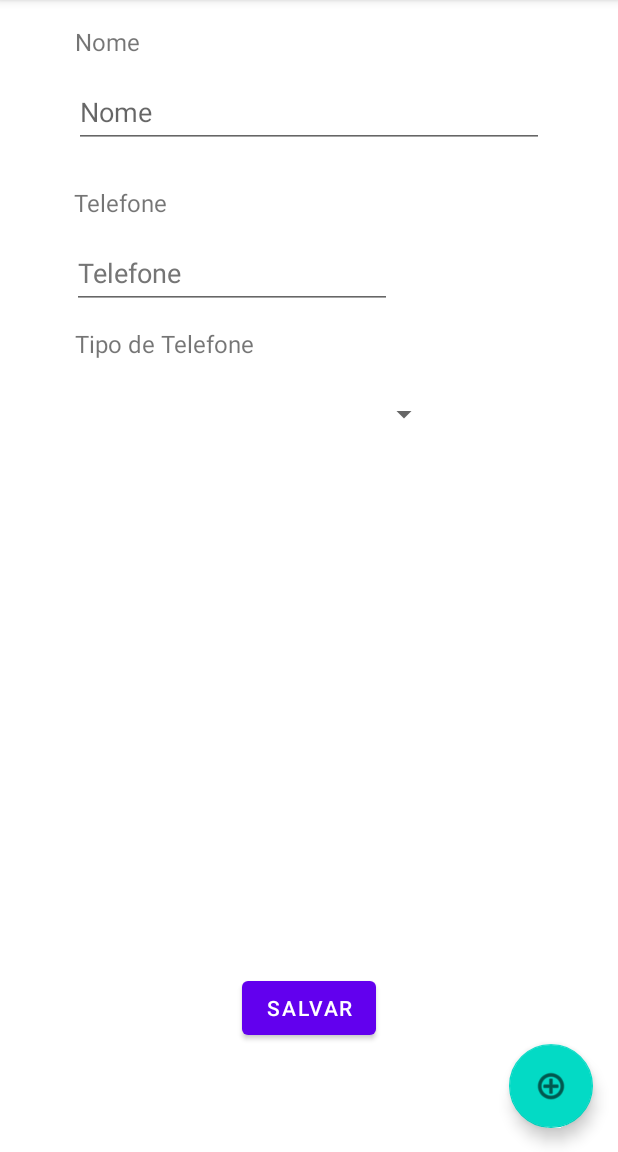
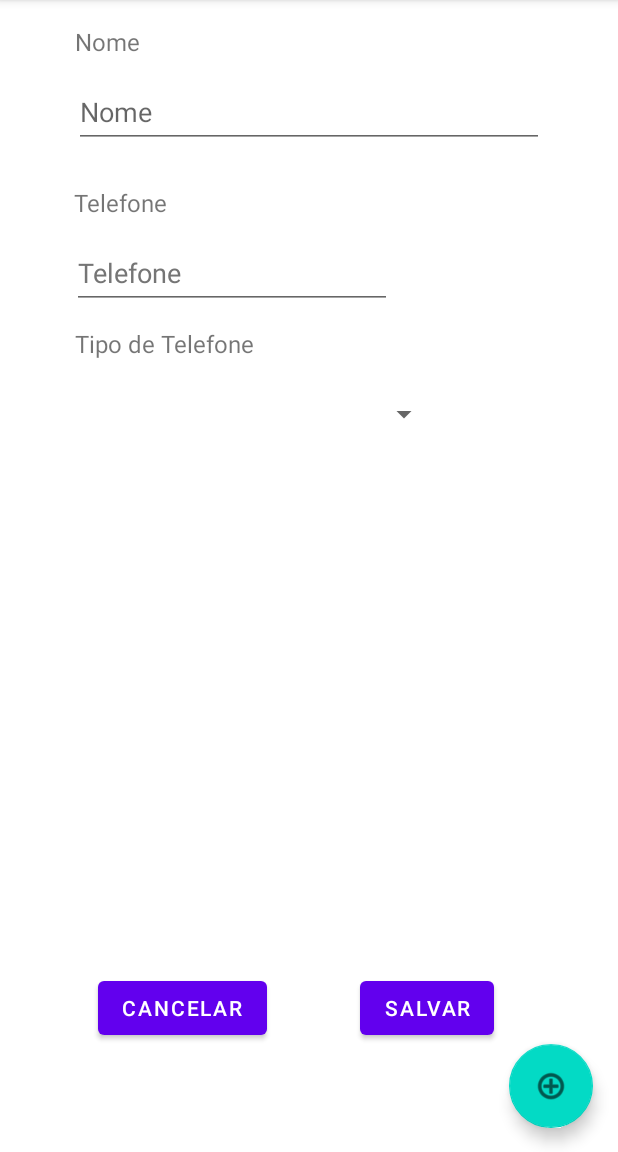
Before and after one commit to rafaelst97/ListaContatos, an Android app: the screen it shows after launch (MainActivity), after a tap on "Botão adicionar contato", on a phone screen of 412 x 824 dp, the part 84-1236 px from its top. Run offline under Robolectric (Android 15) with nearby library versions, the phone set to English and light mode, and no system bars.

Commit message:
Tentativa de voltar para o Fragment anterior a partir de botão de dentro da fragment

```diff
--- a/app/src/main/java/br/univali/pdm/listacontatos/AdicionarContatoFragment.kt
+++ b/app/src/main/java/br/univali/pdm/listacontatos/AdicionarContatoFragment.kt
@@ -5,6 +5,7 @@ import androidx.fragment.app.Fragment
 import android.view.LayoutInflater
 import android.view.View
 import android.view.ViewGroup
+import android.widget.Button
 
 // TODO: Rename parameter arguments, choose names that match
 // the fragment initialization parameters, e.g. ARG_ITEM_NUMBER
@@ -17,23 +18,35 @@ private const val ARG_PARAM2 = "param2"
  * create an instance of this fragment.
  */
 class AdicionarContatoFragment : Fragment() {
-    // TODO: Rename and change types of parameters
-    private var param1: String? = null
-    private var param2: String? = null
+
+    private lateinit var viewOfLayout: View
 
     override fun onCreate(savedInstanceState: Bundle?) {
         super.onCreate(savedInstanceState)
-        arguments?.let {
-            param1 = it.getString(ARG_PARAM1)
-            param2 = it.getString(ARG_PARAM2)
-        }
+
+
     }
 
     override fun onCreateView(
         inflater: LayoutInflater, container: ViewGroup?,
         savedInstanceState: Bundle?
     ): View? {
-        // Inflate the layout for this fragment
+
+        val view: View
+        val botaoSalvarAdicionar: Button
+        val botaoCancelarAdicionar: Button
+
+        view = inflater.inflate(R.layout.fragment_adicionar_contato, container, false)
+        botaoSalvarAdicionar = view.findViewById(R.id.botaoSalvarAdicionar)
+        botaoCancelarAdicionar = view.findViewById(R.id.botaoCancelarAdicionar)
+
+        botaoSalvarAdicionar.setOnClickListener(View.OnClickListener {
+
+
+
+        })
+
+
         return inflater.inflate(R.layout.fragment_adicionar_contato, container, false)
     }
 
--- a/app/src/main/java/br/univali/pdm/listacontatos/MainActivity.kt
+++ b/app/src/main/java/br/univali/pdm/listacontatos/MainActivity.kt
@@ -3,7 +3,7 @@ package br.univali.pdm.listacontatos
 import androidx.appcompat.app.AppCompatActivity
 import android.os.Bundle
 import android.view.View
-import android.widget.Button
+import androidx.fragment.app.Fragment
 import com.google.android.material.floatingactionbutton.FloatingActionButton
 
 class MainActivity : AppCompatActivity(), View.OnClickListener {
@@ -18,13 +18,15 @@ class MainActivity : AppCompatActivity(), View.OnClickListener {
         setContentView(R.layout.activity_main)
 
         adicionarContato = findViewById(R.id.adicionarContato)
+
         adicionarContato.setOnClickListener(this)
 
         listaContatosFragment = ListaContatosFragment()
         adicionarContatoFragment = AdicionarContatoFragment()
+        setFragment(listaContatosFragment)
     }
 
-    private fun setFragment(fragment: AdicionarContatoFragment){
+    private fun setFragment(fragment: Fragment){
         val fragmentTransition = supportFragmentManager.beginTransaction()
         fragmentTransition.replace(R.id.fragmentContainerView, fragment)
         fragmentTransition.commit()
@@ -37,7 +39,5 @@ class MainActivity : AppCompatActivity(), View.OnClickListener {
                 setFragment(adicionarContatoFragment)
             }
         }
-
     }
-
 }
--- a/app/src/main/res/layout/activity_main.xml
+++ b/app/src/main/res/layout/activity_main.xml
@@ -5,6 +5,15 @@
     android:layout_width="match_parent"
     android:layout_height="match_parent"
     tools:context=".MainActivity">
+
+    <androidx.appcompat.widget.Toolbar
+        android:id="@+id/main_toolbar"
+        android:visibility="visible"
+        android:layout_width="match_parent"
+        android:layout_height="wrap_content"
+        app:layout_constraintEnd_toEndOf="parent"
+        app:layout_constraintStart_toStartOf="parent"
+        app:layout_constraintTop_toTopOf="parent"/>
 
     <com.google.android.material.floatingactionbutton.FloatingActionButton
         android:id="@+id/adicionarContato"
--- a/app/src/main/res/layout/fragment_adicionar_contato.xml
+++ b/app/src/main/res/layout/fragment_adicionar_contato.xml
@@ -96,12 +96,25 @@
             app:layout_constraintTop_toBottomOf="@+id/editTextTelefoneAdicionar" />
 
         <Button
-            android:id="@+id/BotaoSalvarAdicionar"
+            android:id="@+id/botaoSalvarAdicionar"
             android:layout_width="wrap_content"
             android:layout_height="wrap_content"
             android:text="@string/salvar"
             app:layout_constraintBottom_toBottomOf="parent"
             app:layout_constraintEnd_toEndOf="parent"
+            app:layout_constraintHorizontal_bias="0.743"
+            app:layout_constraintStart_toStartOf="parent"
+            app:layout_constraintTop_toBottomOf="@+id/spinnerTipoAdicionar"
+            app:layout_constraintVertical_bias="0.828" />
+
+        <Button
+            android:id="@+id/botaoCancelarAdicionar"
+            android:layout_width="wrap_content"
+            android:layout_height="wrap_content"
+            android:text="@string/cancelar"
+            app:layout_constraintBottom_toBottomOf="parent"
+            app:layout_constraintEnd_toStartOf="@+id/botaoSalvarAdicionar"
+            app:layout_constraintHorizontal_bias="0.513"
             app:layout_constraintStart_toStartOf="parent"
             app:layout_constraintTop_toBottomOf="@+id/spinnerTipoAdicionar"
             app:layout_constraintVertical_bias="0.828" />
--- a/app/src/main/res/values/strings.xml
+++ b/app/src/main/res/values/strings.xml
@@ -7,4 +7,5 @@
     <string name="tipo_de_telefone">Tipo de Telefone</string>
     <string name="salvar">Salvar</string>
     <string name="botao_adicionar_contato">Botão adicionar contato</string>
+    <string name="cancelar">Cancelar</string>
 </resources>
```
